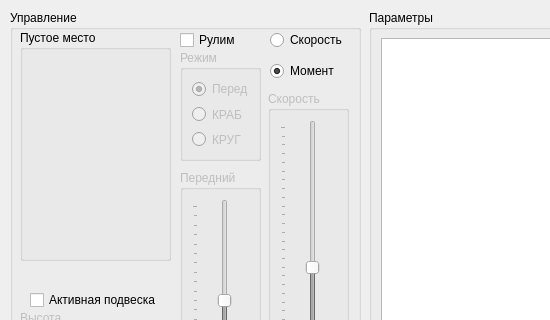
hochu-leto/EVIS, file VMU_monitor_v1.ui: the form before one commit; both pictures show x 0 to 550 and y 0 to 320 of the 1098 by 761 pixel window.
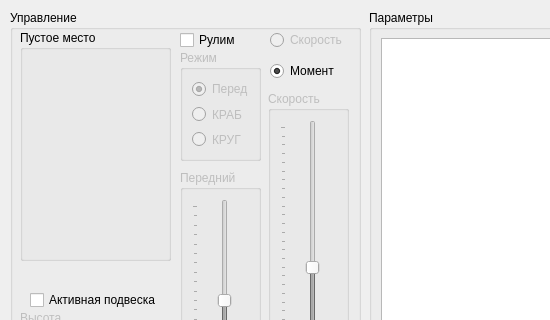
The form after the commit.

```diff
--- a/VMU_monitor_v1.ui
+++ b/VMU_monitor_v1.ui
@@ -1026,6 +1026,9 @@
      </layout>
     </widget>
     <widget class="QRadioButton" name="speed_rb">
+     <property name="enabled">
+      <bool>false</bool>
+     </property>
      <property name="geometry">
       <rect>
        <x>260</x>
```
